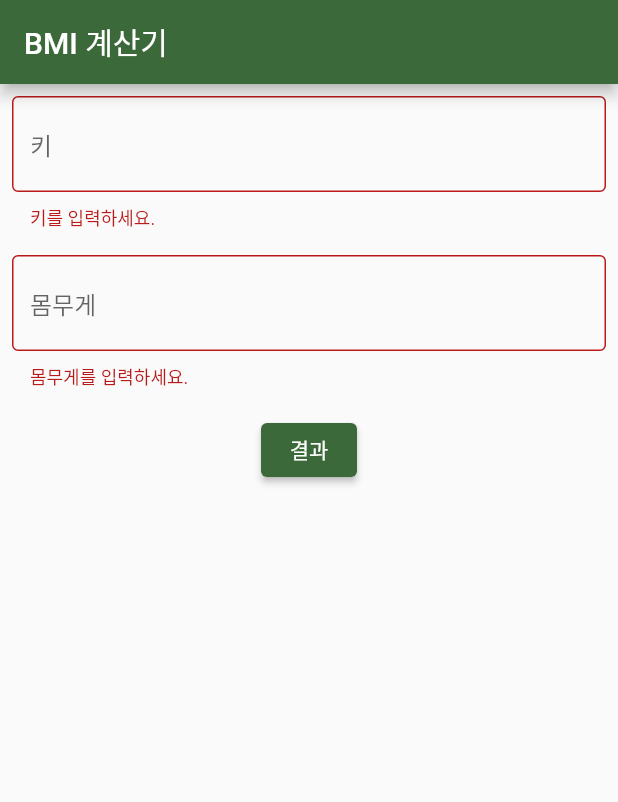
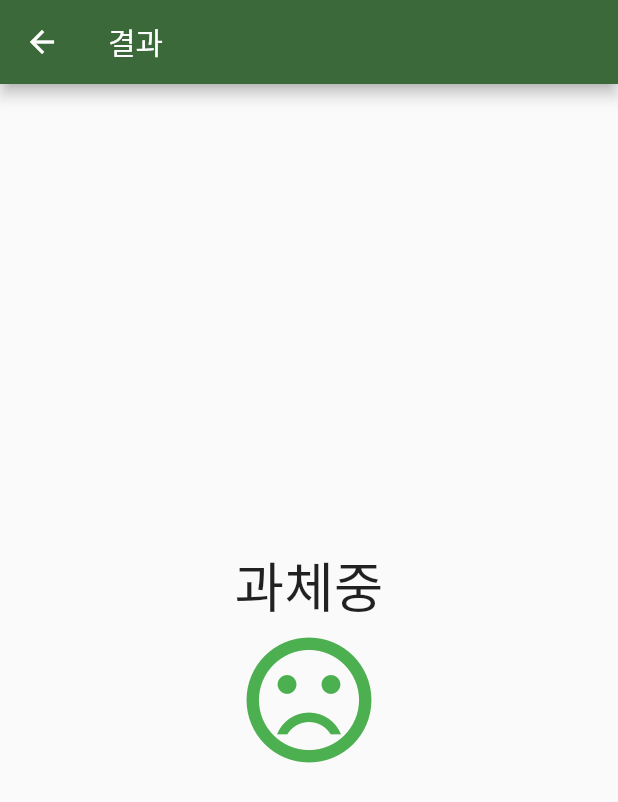
Before and after one commit to LeeJincheon/bmi_calculator, a Flutter app: the screen it shows after launch, after a tap on "결과", on a phone screen of 412 x 824 dp. Shown: the top 802 px of the screen. Run offline on Flutter 3.47's test engine with Material 3 defaults, Android fonts, the phone set to English and light mode, and no system bars.

Commit message:
feat: 결과화면 작성

```diff
--- a/lib/main/main_screen.dart
+++ b/lib/main/main_screen.dart
@@ -1,3 +1,4 @@
+import 'package:bmi_calculator/result/result_screen.dart';
 import 'package:flutter/material.dart';
 
 class MainScreen extends StatefulWidget {
@@ -53,8 +54,17 @@ class _MainScreenState extends State<MainScreen> {
               ElevatedButton(
                 onPressed: () {
                   if (_formKey.currentState?.validate() ?? false) {
-
+                    return;
                   }
+                  Navigator.push(
+                    context,
+                    MaterialPageRoute(
+                      builder: (context) => ResultScreen(
+                        height: 180,
+                        weight: 77.5,
+                      ),
+                    ),
+                  );
                 },
                 child: const Text('결과'),
               ),
--- /dev/null
+++ b/lib/result/result_screen.dart
@@ -0,0 +1,72 @@
+import 'package:flutter/material.dart';
+
+class ResultScreen extends StatelessWidget {
+  final double height;
+  final double weight;
+
+  const ResultScreen({
+    super.key,
+    required this.height,
+    required this.weight,
+  });
+
+  String _calculateBmi(double bmi) {
+    String result = '저체중';
+    if (bmi >= 35) {
+      result = '고도 비만';
+    } else if (bmi >= 30) {
+      result = '2단계 비만';
+    } else if (bmi >= 25) {
+      result = '1단계 비만';
+    } else if (bmi >= 23) {
+      result = '과체중';
+    } else if (bmi >= 18.5) {
+      result = '정상';
+    }
+    return result;
+  }
+
+  Widget _buildIcon(double bmi) {
+    Icon icon = Icon(
+      Icons.sentiment_dissatisfied,
+      color: Colors.green,
+      size: 100,
+    );
+    if (bmi >= 23) {
+      icon = Icon(
+        Icons.sentiment_very_dissatisfied,
+        color: Colors.green,
+        size: 100,
+      );
+    } else if (bmi >= 18.5) {
+      icon = Icon(
+        Icons.sentiment_satisfied,
+        color: Colors.green,
+        size: 100,
+      );
+    }
+    return icon;
+  }
+
+  @override
+  Widget build(BuildContext context) {
+    final bmi = weight / ((height / 100) * (height / 100));
+
+    return Scaffold(
+        appBar: AppBar(
+          title: const Text('결과'),
+        ),
+        body: Center(
+          child: Column(
+            mainAxisAlignment: MainAxisAlignment.center,
+            children: [
+              Text(
+                _calculateBmi(bmi),
+                style: TextStyle(fontSize: 36),
+              ),
+              _buildIcon(bmi),
+            ],
+          ),
+        ));
+  }
+}
```
